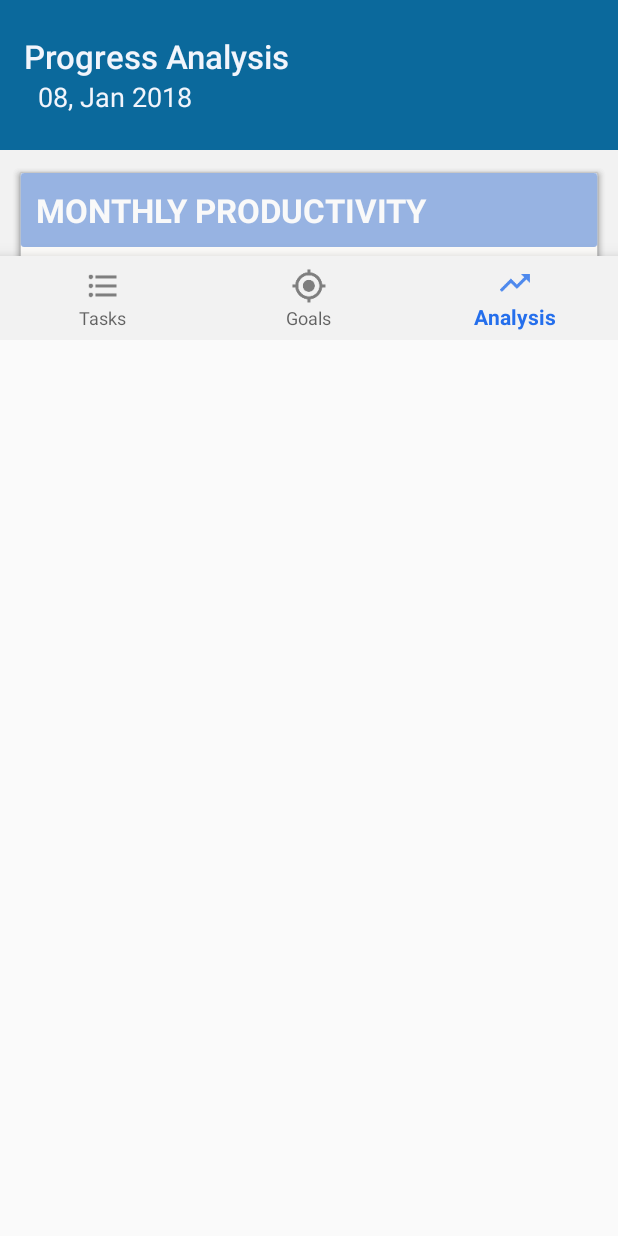
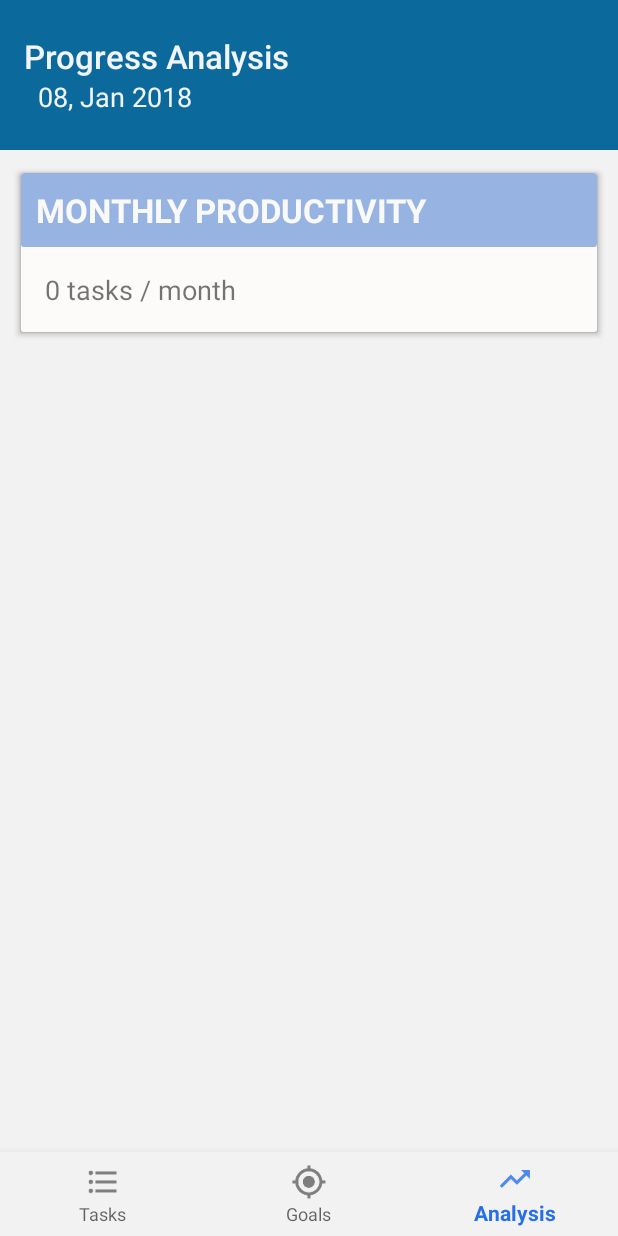
Before and after one commit to raissav/android-ListDoMe, an Android app: the AnalysisActivity screen opened directly, with no data from a screen before it, on a phone screen of 412 x 824 dp. Run offline under Robolectric (Android 15) with nearby library versions, the phone set to English and light mode, and no system bars; our stand-ins replace AdMob, ButterKnife.

Commit message:
Fixing layout

```diff
--- a/app/src/main/java/com/listdome/app/ui/BaseActivity.java
+++ b/app/src/main/java/com/listdome/app/ui/BaseActivity.java
@@ -143,7 +143,7 @@ public abstract class BaseActivity extends AppCompatActivity implements BottomNa
 
         MobileAds.initialize(this, getString(R.string.admob_app_id));
         mInterstitialAd = new InterstitialAd(this);
-        mInterstitialAd.setAdUnitId("ca-app-pub-3940256099942544/1033173712");
+        mInterstitialAd.setAdUnitId(getString(R.string.admob_ad_id));
         mInterstitialAd.loadAd(new AdRequest.Builder().build());
         adDisplayed = true;
 
--- a/app/src/main/res/layout/activity_analysis.xml
+++ b/app/src/main/res/layout/activity_analysis.xml
@@ -1,5 +1,5 @@
 <?xml version="1.0" encoding="utf-8"?>
-<android.support.constraint.ConstraintLayout
+<RelativeLayout
     xmlns:android="http://schemas.android.com/apk/res/android"
     xmlns:app="http://schemas.android.com/apk/res-auto"
     xmlns:tools="http://schemas.android.com/tools"
@@ -21,9 +21,7 @@
         android:layout_height="wrap_content"
         android:layout_marginEnd="0dp"
         android:layout_marginStart="0dp"
-        app:layout_constraintBottom_toBottomOf="parent"
-        app:layout_constraintLeft_toLeftOf="parent"
-        app:layout_constraintRight_toRightOf="parent" />
+        android:layout_alignParentBottom="true" />
 
     <android.support.v4.widget.NestedScrollView
         android:id="@+id/scroll_view"
@@ -31,8 +29,8 @@
         android:layout_height="wrap_content"
         android:layout_width="match_parent"
         android:layout_marginTop="10dp"
-        app:layout_constraintTop_toBottomOf="@id/toolbar"
-        app:layout_behavior="@string/appbar_scrolling_view_behavior" >
+        android:layout_below="@id/toolbar"
+        android:layout_above="@id/navigation" >
 
         <android.support.constraint.ConstraintLayout
             android:id="@+id/container_analysis"
@@ -89,7 +87,7 @@
                 android:layout_height="wrap_content"
                 android:layout_marginLeft="10dp"
                 android:layout_marginRight="10dp"
-                android:layout_marginBottom="12dp"
+                android:layout_marginTop="12dp"
                 card_view:cardBackgroundColor="@color/lightSnow"
                 card_view:cardCornerRadius="2dp"
                 card_view:cardElevation="3dp"
@@ -134,13 +132,12 @@
                 android:layout_height="wrap_content"
                 android:layout_marginLeft="10dp"
                 android:layout_marginRight="10dp"
-                android:layout_marginBottom="12dp"
+                android:layout_marginTop="12dp"
                 card_view:cardBackgroundColor="@color/lightSnow"
                 card_view:cardCornerRadius="2dp"
                 card_view:cardElevation="3dp"
                 card_view:cardUseCompatPadding="true"
-                app:layout_constraintTop_toBottomOf="@id/card_quantity_week"
-                app:layout_constraintBottom_toTopOf="@+id/view_extra">
+                app:layout_constraintTop_toBottomOf="@id/card_quantity_week" >
 
                 <android.support.constraint.ConstraintLayout
                     android:layout_width="match_parent"
@@ -172,17 +169,8 @@
 
             </android.support.v7.widget.CardView>
 
-            <ImageView
-                android:id="@+id/view_extra"
-                android:layout_width="match_parent"
-                android:layout_height="170dp"
-                android:background="@color/whiteGrey"
-                app:layout_constraintBottom_toTopOf="parent"
-                app:layout_constraintTop_toBottomOf="@id/card_quantity_month"/>
-
         </android.support.constraint.ConstraintLayout>
 
     </android.support.v4.widget.NestedScrollView>
 
-
-</android.support.constraint.ConstraintLayout>
+</RelativeLayout>
--- a/app/src/main/res/layout/activity_ideas.xml
+++ b/app/src/main/res/layout/activity_ideas.xml
@@ -63,18 +63,14 @@
 
                 <TextView
                     android:id="@+id/text_inspiration"
-                    android:layout_width="match_parent"
+                    android:layout_width="wrap_content"
                     android:layout_height="wrap_content"
                     android:padding="12dp"
-                    android:layout_marginRight="55dp"
-                    android:layout_marginEnd="55dp"
                     android:textSize="18sp"
                     android:textColor="@color/lightGrey"
-                    android:layout_gravity="center"
                     android:scrollbars="vertical"
                     android:text="@string/idea_inspiration_hint"
                     app:layout_constraintStart_toStartOf="parent"
-                    app:layout_constraintEnd_toStartOf="@+id/save_inspiration"
                     app:layout_constraintTop_toBottomOf="@id/title_inspiration"/>
 
                 <ImageButton
@@ -85,11 +81,11 @@
                     android:clickable="true"
                     android:focusable="true"
                     android:layout_marginTop="10dp"
+                    android:layout_marginEnd="15dp"
                     android:layout_marginRight="15dp"
-                    android:layout_marginEnd="15dp"
                     android:contentDescription="@string/idea_inspiration_hint"
-                    app:layout_constraintEnd_toEndOf="parent"
-                    app:layout_constraintTop_toBottomOf="@id/title_inspiration"  />
+                    app:layout_constraintEnd_toEndOf="@id/image_inspiration"
+                    app:layout_constraintTop_toBottomOf="@id/title_inspiration" />
 
             </android.support.constraint.ConstraintLayout>
 
--- a/app/src/main/res/values/strings.xml
+++ b/app/src/main/res/values/strings.xml
@@ -1,7 +1,8 @@
 <resources>
     <string name="app_name">ListDo.Me</string>
     <string name="admob_app_id">ca-app-pub</string>
-    <string name="admob_ad_id">"ca-app-pub"</string>
+    <string name="admob_ad_id">ca-app-pub</string>
+    <string name="admob_ad_id_test">ca-app-pub-3940256099942544/1033173712</string>
 
     <!-- TITLE -->
     <string name="title_tasks">Daily Tasks</string>
```
